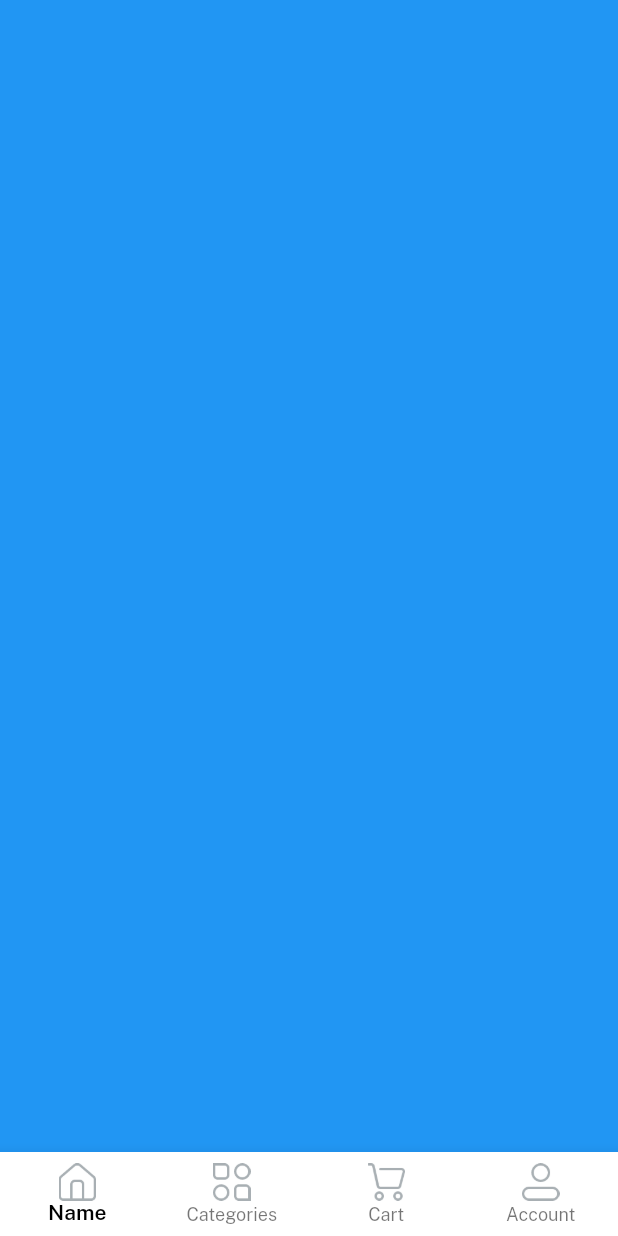
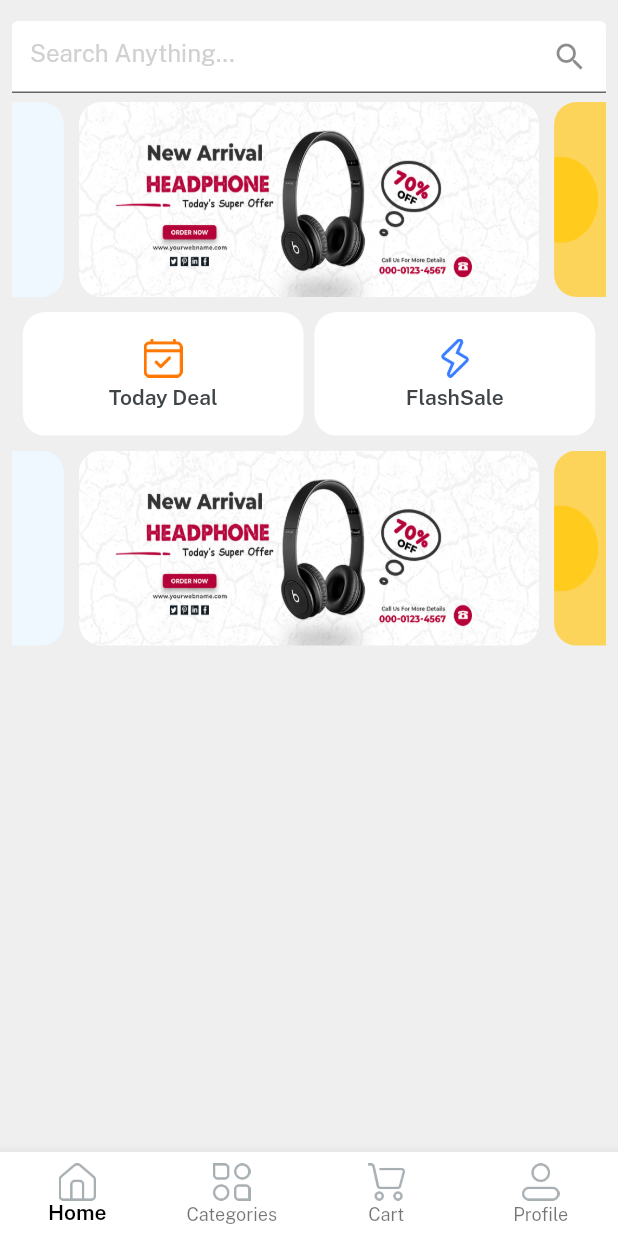
Before and after one commit to vineeth2768/E-Mart, a Flutter app: the screen it shows after launch, after a tap on "Log in", on a phone screen of 412 x 824 dp. Run offline on Flutter 3.47's test engine with Material 2 defaults, Android fonts, the phone set to English and light mode, and no system bars; drawn by our look-alikes of velocity_x; our stand-ins replace get.

Commit message:
Homepage ui

```diff
--- a/lib/consts/images.dart
+++ b/lib/consts/images.dart
@@ -7,3 +7,9 @@ const icHome = "assets/icons/home.png";
 const icCategories = "assets/icons/categories.png";
 const icCart = "assets/icons/cart.png";
 const icProfile = "assets/icons/profile.png";
+const imageSlider_1 = "assets/images/slider_1.png";
+const imageSlider_2 = "assets/images/slider_2.png";
+const imageSlider_3 = "assets/images/slider_3.png";
+const imageSlider_4 = "assets/images/slider_4.png";
+const icTodayDeal = "assets/icons/todays_deal.png";
+const icFlashDeal = "assets/icons/flash_deal.png";
--- a/lib/consts/list.dart
+++ b/lib/consts/list.dart
@@ -1,5 +1,9 @@
 import 'package:e_mart/consts/images.dart';
 import 'package:e_mart/consts/strings.dart';
+import 'package:e_mart/views/cart_screen/cart_screen.dart';
+import 'package:e_mart/views/category_screen/category_screen.dart';
+import 'package:e_mart/views/home_screen/home_screen.dart';
+import 'package:e_mart/views/profile_screen/profile_screen.dart';
 import 'package:flutter/material.dart';
 
 const socialIconList = [
@@ -16,7 +20,7 @@ var navBarItem = [
         icHome,
         width: 25,
       ),
-      label: name),
+      label: home),
   BottomNavigationBarItem(
       icon: Image.asset(
         icCategories,
@@ -34,13 +38,21 @@ var navBarItem = [
         icProfile,
         width: 25,
       ),
-      label: account),
+      label: profile),
 ];
 
 /// NavBody
 var navBody = [
-  Container(color: Colors.blue),
-  Container(color: Colors.amber),
-  Container(color: Colors.purple),
-  Container(color: Colors.cyan),
+  const HomeScreen(),
+  const CategoryScreen(),
+  const CartScreen(),
+  const ProfileScreen()
 ];
+
+//// Home screen swiper brand list banners
+var sliderList = [
+  imageSlider_1,
+  imageSlider_2,
+  imageSlider_3,
+  imageSlider_4,
+];
--- a/lib/consts/strings.dart
+++ b/lib/consts/strings.dart
@@ -7,7 +7,7 @@ const password = "Password";
 const passwordHint = "*******";
 const confirmPassword = "Confirm Password";
 const name = "Name";
-const nameHint = "Minshad Babu";
+const nameHint = "Farisha";
 const forgetPassword = "Forget password";
 const login = "Log in";
 const signup = "Sign Up";
@@ -21,4 +21,13 @@ const alreadyHaveAccount = "Already Have Account ? ";
 const home = "Home",
     categories = "Categories",
     cart = "Cart",
-    account = "Account";
+    profile = "Profile";
+
+//// home screen strings
+const searchanything = "Search Anything...";
+const todayDeal = "Today Deal";
+const flashSale = "FlashSale";
+const topSellers = "Top Sellers";
+const brand = "Brand";
+const topCategories = "Top Categories";
+const featurdCategories = "Featured Categories";
--- a/lib/views/auth_screen/login_screen.dart
+++ b/lib/views/auth_screen/login_screen.dart
@@ -1,6 +1,7 @@
 import 'package:e_mart/consts/const.dart';
 import 'package:e_mart/consts/list.dart';
 import 'package:e_mart/views/auth_screen/signup_screen.dart';
+import 'package:e_mart/views/home_screen/home.dart';
 import 'package:e_mart/views/home_screen/home_screen.dart';
 import 'package:e_mart/widget_common/applogo_widget.dart';
 import 'package:e_mart/widget_common/bg_widget.dart';
@@ -45,7 +46,7 @@ class LoginScreen extends StatelessWidget {
                   title: login,
                   color: redColor,
                   onPress: () {
-                    Get.to(() => const HomeScreen());
+                    Get.to(() => const Home());
                   },
                   textColor: whiteColor,
                 ).box.width(context.screenWidth - 50).make(),
--- /dev/null
+++ b/lib/views/cart_screen/cart_screen.dart
@@ -0,0 +1,12 @@
+import 'package:e_mart/consts/const.dart';
+
+class CartScreen extends StatelessWidget {
+  const CartScreen({super.key});
+
+  @override
+  Widget build(BuildContext context) {
+    return Scaffold(
+      backgroundColor: Colors.purple,
+    );
+  }
+}
--- /dev/null
+++ b/lib/views/category_screen/category_screen.dart
@@ -0,0 +1,12 @@
+import 'package:e_mart/consts/const.dart';
+
+class CategoryScreen extends StatelessWidget {
+  const CategoryScreen({super.key});
+
+  @override
+  Widget build(BuildContext context) {
+    return Scaffold(
+      backgroundColor: Colors.yellow,
+    );
+  }
+}
--- /dev/null
+++ b/lib/views/home_screen/home.dart
@@ -0,0 +1,39 @@
+import 'package:e_mart/consts/const.dart';
+
+import 'package:e_mart/consts/list.dart';
+import 'package:e_mart/controller/home_controller.dart';
+import 'package:get/get.dart';
+
+class Home extends StatelessWidget {
+  const Home({super.key});
+
+  @override
+  Widget build(BuildContext context) {
+//init home controller
+    var controller = Get.put(HomeController());
+    return Scaffold(
+      body: Column(
+        children: [
+          Obx(
+            (() => Expanded(
+                  child: navBody.elementAt(controller.currentNavIndex.value),
+                )),
+          ),
+        ],
+      ),
+      bottomNavigationBar: Obx(
+        (() => BottomNavigationBar(
+              currentIndex: controller.currentNavIndex.value,
+              type: BottomNavigationBarType.fixed,
+              selectedItemColor: Colors.black,
+              selectedLabelStyle: const TextStyle(fontFamily: semibold),
+              backgroundColor: whiteColor,
+              items: navBarItem,
+              onTap: ((value) {
+                controller.currentNavIndex.value = value;
+              }),
+            )),
+      ),
+    );
+  }
+}
--- a/lib/views/home_screen/home_screen.dart
+++ b/lib/views/home_screen/home_screen.dart
@@ -1,39 +1,85 @@
 import 'package:e_mart/consts/const.dart';
-
+import 'package:e_mart/consts/images.dart';
 import 'package:e_mart/consts/list.dart';
-import 'package:e_mart/controller/home_controller.dart';
-import 'package:get/get.dart';
+import 'package:e_mart/widget_common/home_buttons.dart';
 
 class HomeScreen extends StatelessWidget {
   const HomeScreen({super.key});
 
   @override
   Widget build(BuildContext context) {
-//init home controller
-    var controller = Get.put(HomeController());
-    return Scaffold(
-      body: Column(
+    return Container(
+      padding: const EdgeInsets.all(8),
+      color: lightGrey,
+      width: MediaQuery.of(context).size.width,
+      height: MediaQuery.of(context).size.height,
+      child: SafeArea(
+          child: Column(
         children: [
-          Obx(
-            (() => Expanded(
-                  child: navBody.elementAt(controller.currentNavIndex.value),
-                )),
+          Container(
+            alignment: Alignment.center,
+            height: 60,
+            color: lightGrey,
+            child: TextFormField(
+              decoration: const InputDecoration(
+                  suffixIcon: Icon(Icons.search),
+                  filled: true,
+                  fillColor: whiteColor,
+                  hintText: searchanything,
+                  hintStyle: TextStyle(color: textfieldGrey)),
+            ),
           ),
+          //// Swipers brand
+          VxSwiper.builder(
+              autoPlay: false,
+              height: 130,
+              itemCount: sliderList.length,
+              itemBuilder: (context, index) {
+                return Image.asset(
+                  sliderList[index],
+                  fit: BoxFit.fill,
+                )
+                    .box
+                    .rounded
+                    .clip(Clip.antiAlias)
+                    .margin(const EdgeInsets.symmetric(horizontal: 5.0))
+                    .make();
+              }),
+          10.heightBox,
+
+          /// Deals Button
+          Row(
+            mainAxisAlignment: MainAxisAlignment.spaceEvenly,
+            children: List.generate(
+              2,
+              (index) => homeButtons(
+                height: MediaQuery.of(context).size.height / 10,
+                width: MediaQuery.of(context).size.width / 2.2,
+                icon: index == 0 ? icTodayDeal : icFlashDeal,
+                title: index == 0 ? todayDeal : flashSale,
+              ),
+            ),
+          ),
+          10.heightBox,
+
+          /// Second Slider
+          VxSwiper.builder(
+              autoPlay: false,
+              height: 130,
+              itemCount: sliderList.length,
+              itemBuilder: (context, index) {
+                return Image.asset(
+                  sliderList[index],
+                  fit: BoxFit.fill,
+                )
+                    .box
+                    .rounded
+                    .clip(Clip.antiAlias)
+                    .margin(const EdgeInsets.symmetric(horizontal: 5.0))
+                    .make();
+              }),
         ],
-      ),
-      bottomNavigationBar: Obx(
-        (() => BottomNavigationBar(
-              currentIndex: controller.currentNavIndex.value,
-              type: BottomNavigationBarType.fixed,
-              selectedItemColor: Colors.black,
-              selectedLabelStyle: const TextStyle(fontFamily: semibold),
-              backgroundColor: whiteColor,
-              items: navBarItem,
-              onTap: ((value) {
-                controller.currentNavIndex.value = value;
-              }),
-            )),
-      ),
+      )),
     );
   }
 }
--- /dev/null
+++ b/lib/views/profile_screen/profile_screen.dart
@@ -0,0 +1,12 @@
+import 'package:e_mart/consts/const.dart';
+
+class ProfileScreen extends StatelessWidget {
+  const ProfileScreen({super.key});
+
+  @override
+  Widget build(BuildContext context) {
+    return Scaffold(
+      backgroundColor: Colors.cyan,
+    );
+  }
+}
--- /dev/null
+++ b/lib/widget_common/home_buttons.dart
@@ -0,0 +1,15 @@
+import 'package:e_mart/consts/const.dart';
+
+Widget homeButtons({width, height, icon, String? title, onPress}) {
+  return Column(
+    mainAxisAlignment: MainAxisAlignment.center,
+    children: [
+      Image.asset(
+        icon,
+        width: 26,
+      ),
+      5.heightBox,
+      title!.text.fontFamily(semibold).color(darkFontGrey).make(),
+    ],
+  ).box.rounded.white.size(width, height).make();
+}
```
Also changed, not shown: assets/icons/flash_deal.png (added), assets/icons/todays_deal.png (added), assets/images/slider_1.png (added), assets/images/slider_2.png (added), assets/images/slider_3.png (added), assets/images/slider_4.png (added).
